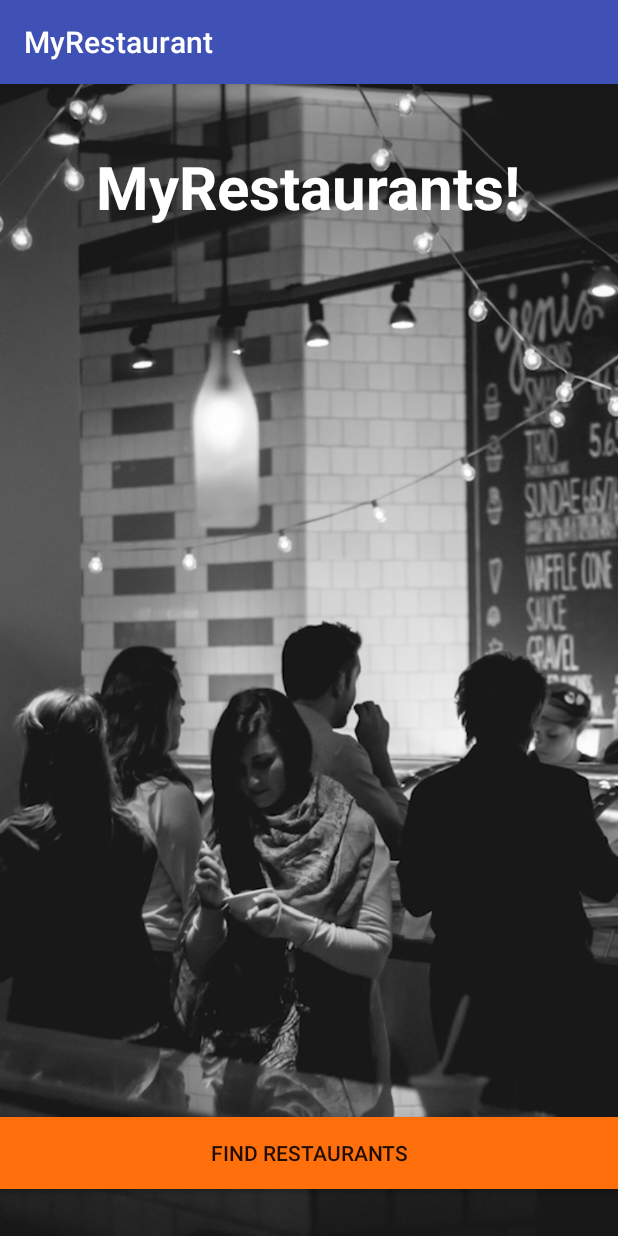
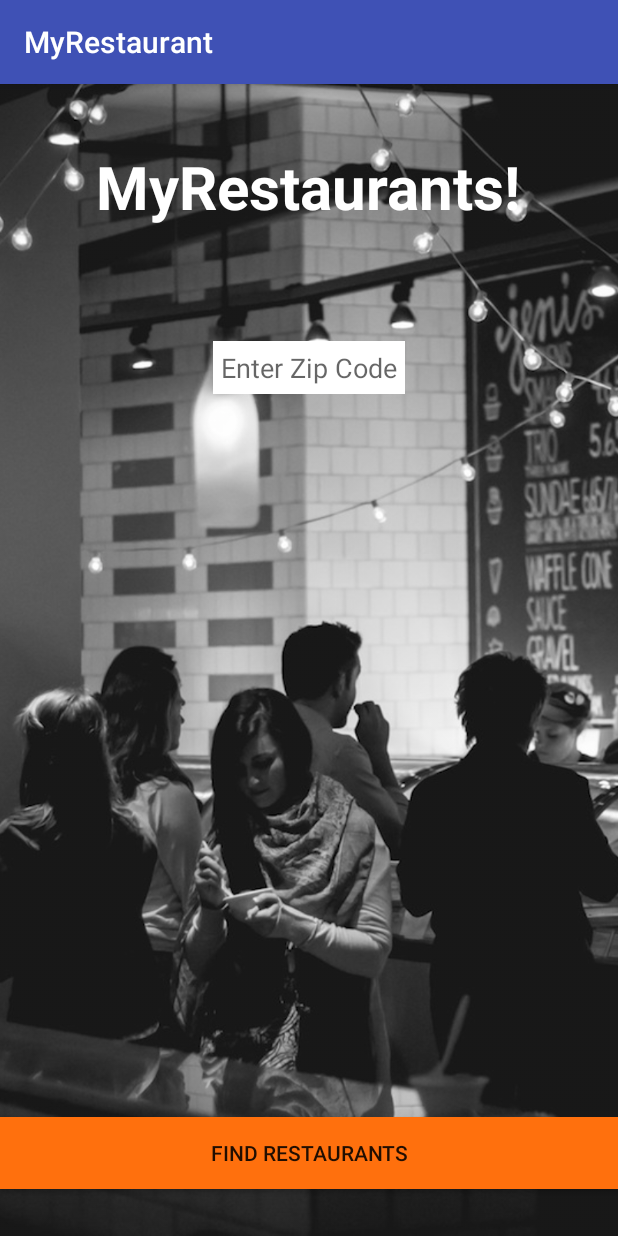
Before and after one commit to chalmie/MyRestaurantAndroid, an Android app: the screen it shows after launch (MainActivity), on a phone screen of 412 x 824 dp. Run offline under Robolectric (Android 15) with nearby library versions, the phone set to English and light mode, and no system bars.

Commit message:
Add input for zipcode on MainActivity to RestaurantActivity

```diff
--- a/app/src/main/java/com/epicodus/myrestaurant/MainActivity.java
+++ b/app/src/main/java/com/epicodus/myrestaurant/MainActivity.java
@@ -3,21 +3,29 @@ package com.epicodus.myrestaurant;
 import android.content.Intent;
 import android.support.v7.app.AppCompatActivity;
 import android.os.Bundle;
+import android.util.Log;
 import android.view.View;
 import android.widget.Button;
+import android.widget.EditText;
 import android.widget.Toast;
 
 public class MainActivity extends AppCompatActivity {
-private Button mfindRestaurantsButton;
+    public static final String TAG = MainActivity.class.getSimpleName();
+    private Button mfindRestaurantsButton;
+    private EditText mLocationEditText;
+
     @Override
     protected void onCreate(Bundle savedInstanceState) {
         super.onCreate(savedInstanceState);
         setContentView(R.layout.activity_main);
 
+        mLocationEditText = (EditText) findViewById(R.id.locationEditText);
         mfindRestaurantsButton = (Button) findViewById(R.id.findRestaurantsButton);
         mfindRestaurantsButton.setOnClickListener(new View.OnClickListener() {
             @Override
             public void onClick(View view) {
+                String location = mLocationEditText.getText().toString();
+                Log.d(TAG, location);
                 Intent intent = new Intent(MainActivity.this, RestaurantActivity.class);
                 startActivity(intent);
             }
--- a/app/src/main/res/layout/activity_main.xml
+++ b/app/src/main/res/layout/activity_main.xml
@@ -38,5 +38,16 @@
         android:layout_marginBottom="31dp"
         android:background="#FF700D" />
 
+    <EditText
+        android:layout_width="wrap_content"
+        android:layout_height="wrap_content"
+        android:id="@+id/locationEditText"
+        android:background="#fff"
+        android:padding="5dp"
+        android:hint="Enter Zip Code"
+        android:layout_below="@+id/textView"
+        android:layout_centerHorizontal="true"
+        android:layout_marginTop="76dp" />
+
 
 </RelativeLayout>
```
